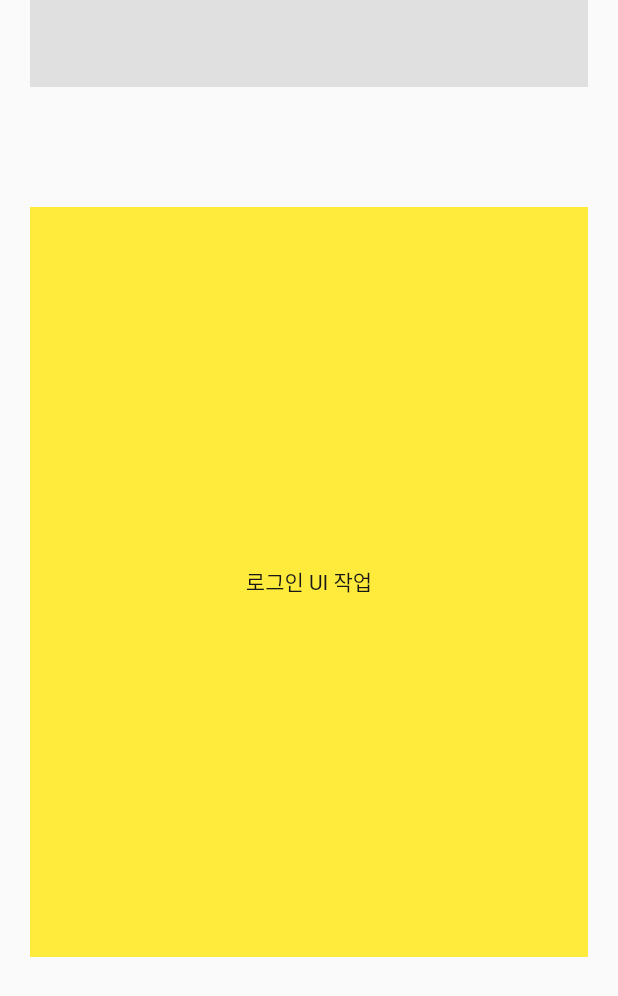
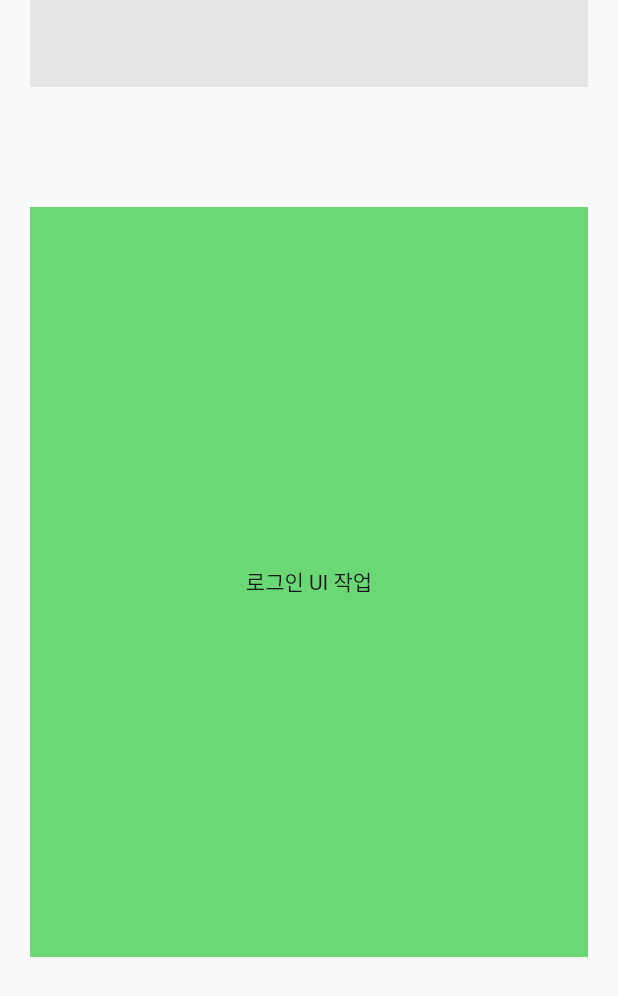
Before and after one commit to mutyne/frontend, a Flutter app: the screen it shows after launch, on a phone screen of 412 x 824 dp. Shown: the top 996 px of the screen. Run offline on Flutter 3.47's test engine with Material 2 defaults, Android fonts, the phone set to English and light mode, and no system bars.

Commit message:
style: color constants 추가

```diff
--- a/lib/common/widgets/top_area.dart
+++ b/lib/common/widgets/top_area.dart
@@ -1,5 +1,6 @@
 import 'package:flutter/material.dart';
 import 'package:mutyne/constants/sizes.dart';
+import 'package:mutyne/constants/colors.dart';
 
 class TopArea extends StatelessWidget {
   const TopArea({super.key});
@@ -8,7 +9,7 @@ class TopArea extends StatelessWidget {
   Widget build(BuildContext context) {
     return Container(
       height: Sizes.size58,
-      color: Colors.grey[300],
+      color: BaseColors.black[2],
       child: Row(
         children: const [],
       ),
--- /dev/null
+++ b/lib/constants/colors.dart
@@ -0,0 +1,32 @@
+import 'package:flutter/material.dart';
+
+class BaseColors {
+  static const green = {
+    0: Color(0xff2EE48D),
+    1: Color(0xff6AD975),
+    2: Color(0xff28BAB1),
+  };
+
+  static const blue = {
+    0: Color(0xff1DCBDB),
+    1: Color(0xff0D57C4),
+  };
+
+  static const red = {
+    0: Color(0xffED0000),
+  };
+
+  static const black = {
+    0: Color(0xffF8F8F8),
+    1: Color(0xffF4F4F4),
+    2: Color(0xffE5E5E5),
+    3: Color(0xffD5D5D5),
+    4: Color(0xffCACACA),
+    5: Color(0xffC1C1C1),
+    6: Color(0xffABABAB),
+    7: Color(0xff878787),
+    8: Color(0xff616161),
+    9: Color(0xff3E3E3E),
+    10: Color(0xff181818),
+  };
+}
--- a/lib/features/authentication/views/login_screen.dart
+++ b/lib/features/authentication/views/login_screen.dart
@@ -1,6 +1,7 @@
 import 'package:flutter/material.dart';
 import 'package:mutyne/constants/gaps.dart';
 import 'package:mutyne/constants/sizes.dart';
+import 'package:mutyne/constants/colors.dart';
 import 'package:mutyne/common/widgets/top_area.dart';
 
 class LoginScreen extends StatefulWidget {
@@ -26,7 +27,7 @@ class _LoginScreenState extends State<LoginScreen> {
             Gaps.v80,
             // 여기 Container안에서 Login ui 작업하신거 연결하면 되요!
             Container(
-              color: Colors.yellow,
+              color: BaseColors.green[1],
               width: double.infinity,
               height: 500,
               child: const Center(child: Text('로그인 UI 작업')),
--- a/lib/main.dart
+++ b/lib/main.dart
@@ -1,5 +1,6 @@
 import 'package:flutter/material.dart';
 import 'package:mutyne/features/authentication/views/login_screen.dart';
+import 'package:mutyne/constants/colors.dart';
 
 void main() {
   runApp(const App());
@@ -21,9 +22,9 @@ class App extends StatelessWidget {
       //   GlobalMaterialLocalizations.delegate,
       // ],
       theme: ThemeData(
-        textTheme: const TextTheme(
+        textTheme: TextTheme(
           bodyMedium: TextStyle(
-            color: Color(0xff181818),
+            color: BaseColors.black[10],
           ),
         ),
       ),
```
